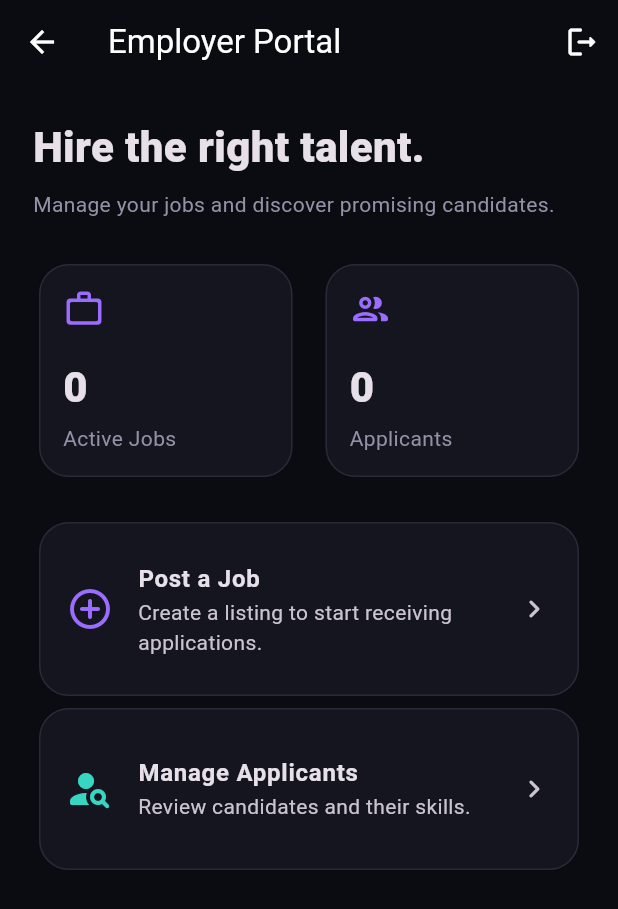
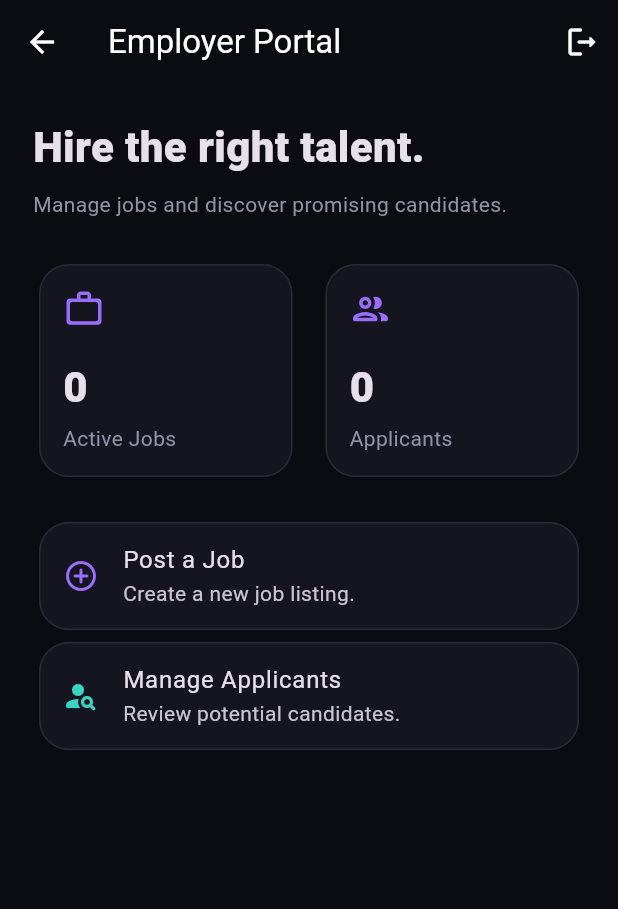
Before and after one commit to ghaniashahzad01/jobnest, a Flutter app: the EmployerDashboard screen opened directly, on a phone screen of 412 x 824 dp. Shown: the top 909 px of the screen. Run offline on Flutter 3.47's test engine with Material 3 defaults, Android fonts, the light colour scheme and no system bars; our stand-ins replace supabase_flutter; accounts and stored records are empty.

Commit message:
Changed the file path.

```diff
--- a/lib/features/job_seeker/dashboard/employer_dashboard.dart
+++ b/lib/features/employer/dashboard/employer_dashboard.dart
@@ -38,7 +38,7 @@ class EmployerDashboard extends StatelessWidget {
               ),
               const SizedBox(height: 8),
               const Text(
-                'Manage your jobs and discover promising candidates.',
+                'Manage jobs and discover promising candidates.',
                 style: TextStyle(color: Color(0xFF9292A7)),
               ),
               const SizedBox(height: 26),
@@ -64,24 +64,16 @@ class EmployerDashboard extends StatelessWidget {
               const SizedBox(height: 22),
               Card(
                 child: ListTile(
-                  contentPadding: const EdgeInsets.all(18),
                   leading: const Icon(
                     Icons.add_circle_outline_rounded,
                     color: Color(0xFF9B6DFF),
-                    size: 32,
                   ),
-                  title: const Text(
-                    'Post a Job',
-                    style: TextStyle(fontWeight: FontWeight.w700),
-                  ),
-                  subtitle: const Text(
-                    'Create a listing to start receiving applications.',
-                  ),
-                  trailing: const Icon(Icons.chevron_right_rounded),
+                  title: const Text('Post a Job'),
+                  subtitle: const Text('Create a new job listing.'),
                   onTap: () {
                     ScaffoldMessenger.of(context).showSnackBar(
                       const SnackBar(
-                        content: Text('Job posting is our next feature.'),
+                        content: Text('Job posting will be implemented next.'),
                       ),
                     );
                   },
@@ -89,20 +81,12 @@ class EmployerDashboard extends StatelessWidget {
               ),
               Card(
                 child: ListTile(
-                  contentPadding: const EdgeInsets.all(18),
                   leading: const Icon(
                     Icons.person_search_rounded,
                     color: Color(0xFF36D6C3),
-                    size: 32,
                   ),
-                  title: const Text(
-                    'Manage Applicants',
-                    style: TextStyle(fontWeight: FontWeight.w700),
-                  ),
-                  subtitle: const Text(
-                    'Review candidates and their skills.',
-                  ),
-                  trailing: const Icon(Icons.chevron_right_rounded),
+                  title: const Text('Manage Applicants'),
+                  subtitle: const Text('Review potential candidates.'),
                   onTap: () {
                     ScaffoldMessenger.of(context).showSnackBar(
                       const SnackBar(
```
